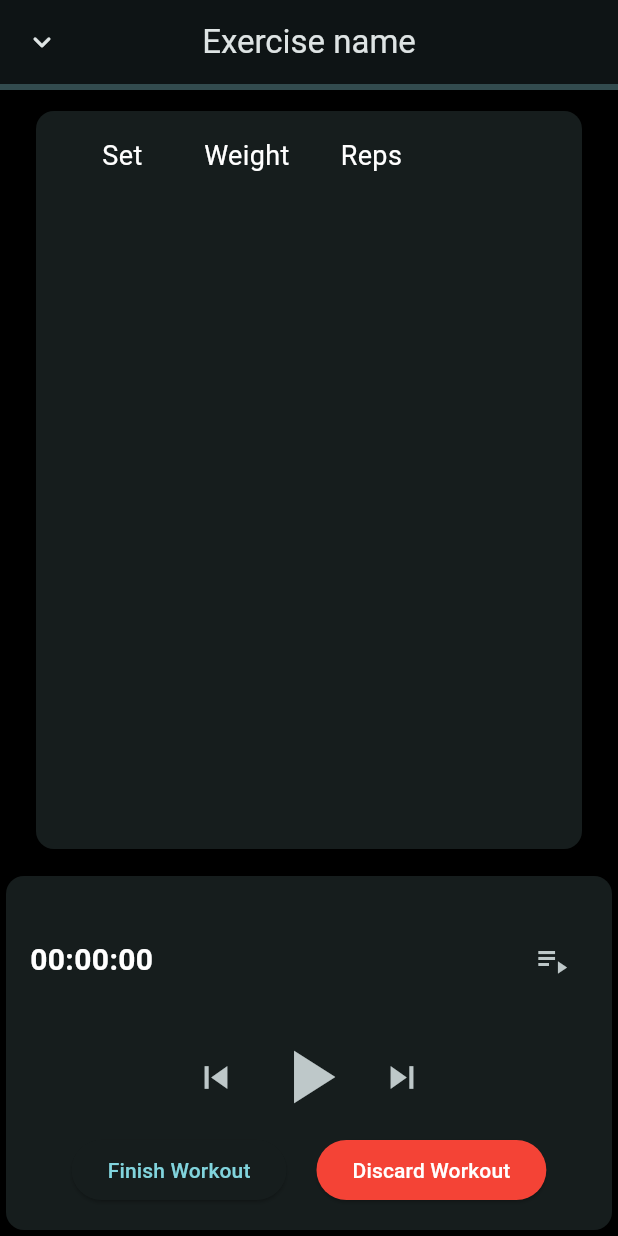
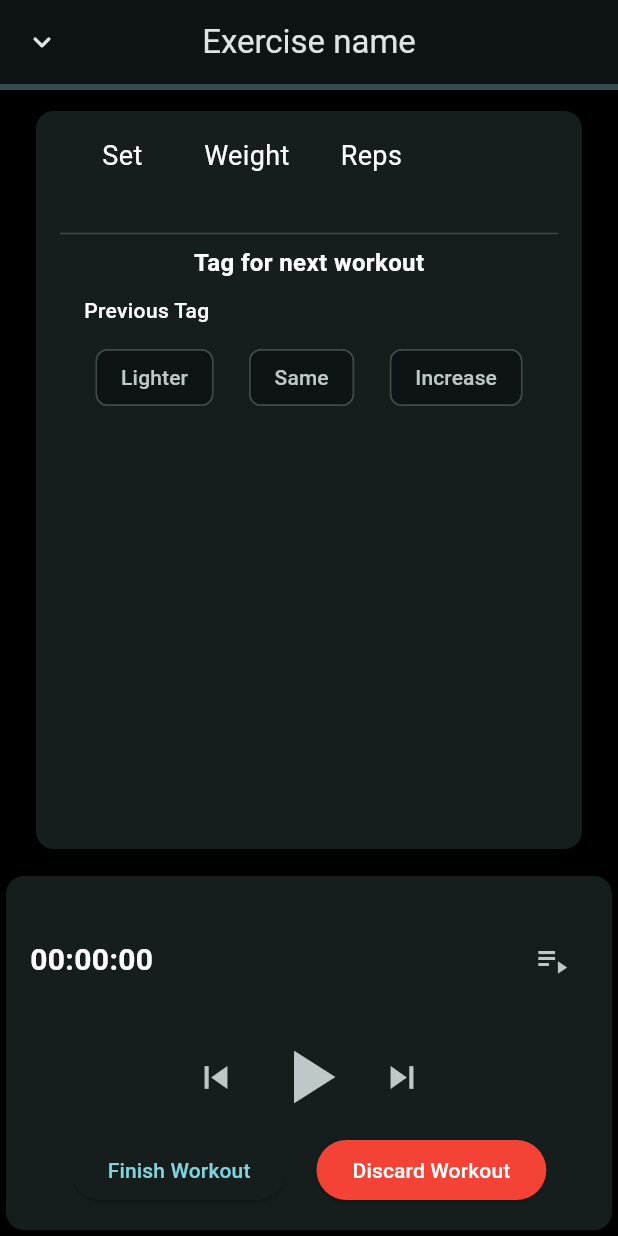
Before and after one commit to najafmohammed/muon-workout-tracker, a Flutter app: the ExpandedMiniPlayer screen opened directly, on a phone screen of 412 x 824 dp. Run offline on Flutter 3.47's test engine with Material 3 defaults, Android fonts, the light colour scheme and no system bars; our stand-ins replace flutter_form_builder, flutter_riverpod, form_builder_validators, isar, table_calendar; accounts and stored records are empty; generated files the repository leaves out were written again; network calls fail; statements that could not run were skipped.

Commit message:
tag workouts

```diff
--- a/lib/database/models/exercise.dart
+++ b/lib/database/models/exercise.dart
@@ -9,7 +9,7 @@ class Exercise {
   late String name;
   @enumerated
   late MuscleGroup muscleGroup;
-  late double increment;
+  late String tag = "Same";
   DateTime? lastRun;
   final exerciseHistory = IsarLinks<ExerciseHistory>();
 }
--- a/lib/database/models/routine_session.dart
+++ b/lib/database/models/routine_session.dart
@@ -7,6 +7,7 @@ class RoutineSession {
   bool isRunning;
   bool isActive;
   double progress;
+  List<String> tag;
   List<Exercise> exercises; // List of exercises in the routine
   List<Routine> routines; // List of exercises in the routine
   Routine routine;
@@ -24,6 +25,7 @@ class RoutineSession {
       this.currentExerciseIndex = 0,
       this.progress = 0.0,
       required this.exerciseSets,
+      required this.tag,
       required this.routines,
       this.exerciseCompletionStatus = const {},
       required this.routine});
@@ -34,6 +36,7 @@ class RoutineSession {
       DateTime? pausedTime,
       bool? isRunning,
       bool? isActive,
+      List<String>? tag,
       double? progress,
       List<Exercise>? exercises, // Update exercises if needed
       List<Routine>? routines, // Update exercises if needed
@@ -47,6 +50,7 @@ class RoutineSession {
       pausedTime: pausedTime ?? this.pausedTime,
       isRunning: isRunning ?? this.isRunning,
       isActive: isActive ?? this.isActive,
+      tag: tag ?? this.tag,
       exercises: exercises ?? this.exercises, // Preserve or update exercises
       currentExerciseIndex: currentExerciseIndex ?? this.currentExerciseIndex,
       exerciseSets: exerciseSets ?? this.exerciseSets,
--- a/lib/database/providers/routine_session_provider.dart
+++ b/lib/database/providers/routine_session_provider.dart
@@ -26,7 +26,6 @@ class RoutineSessionNotifier extends StateNotifier<RoutineSession?> {
   Future<void> start() async {
     final userSettings = ref.read(userSettingsProvider);
     if (userSettings == null) {
-      print('No current split found');
       return;
     }
     // Reset index
@@ -64,6 +63,7 @@ class RoutineSessionNotifier extends StateNotifier<RoutineSession?> {
       isRunning: true,
       isActive: true,
       exercises: exercises,
+      tag: List.generate(exercises.length, (index) => exercises[index].tag),
       exerciseSets: exerciseSetsMap,
       currentExerciseIndex: 0,
       routines: routines, // Add routines to the state
@@ -72,6 +72,9 @@ class RoutineSessionNotifier extends StateNotifier<RoutineSession?> {
     // Start the timer using the TimerProvider
     ref.read(timerProvider.notifier).start();
   }
+
+  String getPrevTag() =>
+      state?.exercises[state!.currentExerciseIndex].tag ?? '';
 
   // Toggle between pause and resume states
   void togglePause() {
@@ -99,12 +102,19 @@ class RoutineSessionNotifier extends StateNotifier<RoutineSession?> {
     if (state != null &&
         state!.currentExerciseIndex < state!.exercises.length - 1) {
       final newIndex = state!.currentExerciseIndex + 1;
-      //reset index for next set
+
+      // Update the tag for the current exercise to "Completed"
+      final updatedTags = List<String>.from(state!.tag);
+      updatedTags[state!.currentExerciseIndex] =
+          state!.tag[state!.currentExerciseIndex];
+
+      // Reset index for next set
       currentSetIndex = 0;
 
       // Update state with the new exercise and its sets
       state = state!.copyWith(
         currentExerciseIndex: newIndex,
+        tag: updatedTags,
       );
     }
   }
@@ -120,8 +130,6 @@ class RoutineSessionNotifier extends StateNotifier<RoutineSession?> {
       state = state!.copyWith(
         currentExerciseIndex: newIndex,
       );
-
-      print('Moved to exercise $newIndex');
     }
   }
 
@@ -211,12 +219,15 @@ class RoutineSessionNotifier extends StateNotifier<RoutineSession?> {
           ..duration = durationSeconds;
 
         // Add exercise histories to the session
+        var i = 0;
         for (var exercise in state!.exerciseSets.keys) {
+          exerciseProv.updateExerciseNoHistory(exercise..tag = state!.tag[i]);
           ExerciseHistory exerciseHistory = ExerciseHistory()
             ..date = DateTime.now()
             ..sets = _convertToExerciseHistorySets(state!.exerciseSets[
                 exercise]!); // Convert current sets to ExerciseSet
 
+          i++;
           sessionEntry.workouts.add(exerciseHistory); // Link to routine
           exerciseProv.addExercise(exercise, exerciseHistory);
         }
@@ -244,6 +255,24 @@ class RoutineSessionNotifier extends StateNotifier<RoutineSession?> {
       }
     }
     return false;
+  }
+
+// RoutineSessionNotifier class continued...
+
+// Method to update the tag for a specific exercise
+  void updateTag(int exerciseIndex, String newTag) {
+    if (state != null &&
+        exerciseIndex >= 0 &&
+        exerciseIndex < state!.tag.length) {
+      // Create a copy of the current tags
+      final updatedTags = List<String>.from(state!.tag);
+
+      // Update the tag for the specific exercise
+      updatedTags[exerciseIndex] = newTag;
+
+      // Update the state with the modified tags
+      state = state!.copyWith(tag: updatedTags);
+    }
   }
 
   Future<void> _updateTotalStats(SessionEntry sessionEntry) async {
@@ -283,7 +312,6 @@ class RoutineSessionNotifier extends StateNotifier<RoutineSession?> {
 
   // Discard the session
   void discardSession() {
-    print('Session discarded');
     ref
         .read(timerProvider.notifier)
         .stop(); // Stop the timer when session is discarded
--- a/lib/shared/expanded_mini_player.dart
+++ b/lib/shared/expanded_mini_player.dart
@@ -16,16 +16,27 @@ class ExpandedMiniPlayer extends ConsumerStatefulWidget {
 }
 
 class _ExpandedMiniPlayerState extends ConsumerState<ExpandedMiniPlayer> {
+  late Map<int, String> selectedTags;
+
+  @override
+  void initState() {
+    super.initState();
+    final routineSession = ref.read(routineSessionProvider);
+    selectedTags = {
+      for (int i = 0; i < (routineSession?.exercises.length ?? 0); i++)
+        i: routineSession?.tag[i] ?? "Same",
+    };
+  }
+
   @override
   Widget build(BuildContext context) {
-    // Read the session state and notifier
     final routineSessionNotifier = ref.watch(routineSessionProvider.notifier);
     final routineSession = ref.watch(routineSessionProvider);
     final currentExercise = routineSessionNotifier.currentExercise;
     final progress = routineSession?.progress ?? 0.0;
-    // Get the sets for the current exercise
     final currentExerciseSets =
         routineSessionNotifier.exerciseSets[currentExercise];
+    final currentIndex = routineSession?.currentExerciseIndex ?? 0;
     return Scaffold(
       appBar: AppBar(
         title: Hero(
@@ -63,7 +74,95 @@ class _ExpandedMiniPlayerState extends ConsumerState<ExpandedMiniPlayer> {
                             ?.map((entry) => entry['set'] as ExerciseSet)
                             .toList() ??
                         [],
-                  )
+                  ),
+                  Column(
+                    children: [
+                      const Divider(),
+                      const Center(
+                        child: Text(
+                          "Tag for next workout",
+                          style: TextStyle(
+                              fontSize: 16, fontWeight: FontWeight.bold),
+                        ),
+                      ),
+                      const SizedBox(height: 10),
+                      // Previous tag display
+                      Row(
+                        mainAxisAlignment: MainAxisAlignment.spaceBetween,
+                        children: [
+                          const Padding(
+                            padding: EdgeInsets.only(left: 16),
+                            child: Text(
+                              "Previous Tag",
+                              style: TextStyle(
+                                  fontSize: 14, fontWeight: FontWeight.w500),
+                            ),
+                          ),
+                          Padding(
+                            padding: const EdgeInsets.only(right: 16),
+                            child: Text(
+                              routineSessionNotifier.getPrevTag(),
+                              style: TextStyle(
+                                fontSize: 14,
+                                fontWeight: FontWeight.bold,
+                                color: _getTagColor(
+                                    routineSessionNotifier.getPrevTag()),
+                              ),
+                            ),
+                          ),
+                        ],
+                      ),
+                      const SizedBox(height: 10),
+                      // Next tag selection
+                      Row(
+                        mainAxisAlignment: MainAxisAlignment.spaceEvenly,
+                        children: [
+                          ChoiceChip(
+                            label: const Text('Lighter'),
+                            selected: selectedTags[currentIndex] == 'Lighter',
+                            onSelected: (bool isSelected) {
+                              setState(() {
+                                selectedTags[currentIndex] = isSelected
+                                    ? 'Lighter'
+                                    : selectedTags[currentIndex] ?? "Same";
+                                routineSessionNotifier.updateTag(
+                                    currentIndex, selectedTags[currentIndex]!);
+                              });
+                            },
+                            selectedColor: Colors.red[600],
+                          ),
+                          ChoiceChip(
+                            label: const Text('Same'),
+                            selected: selectedTags[currentIndex] == 'Same',
+                            onSelected: (bool isSelected) {
+                              setState(() {
+                                selectedTags[currentIndex] = isSelected
+                                    ? 'Same'
+                                    : selectedTags[currentIndex] ?? "Same";
+                                routineSessionNotifier.updateTag(
+                                    currentIndex, selectedTags[currentIndex]!);
+                              });
+                            },
+                            selectedColor: Colors.blue[600],
+                          ),
+                          ChoiceChip(
+                            label: const Text('Increase'),
+                            selected: selectedTags[currentIndex] == 'Increase',
+                            onSelected: (bool isSelected) {
+                              setState(() {
+                                selectedTags[currentIndex] = isSelected
+                                    ? 'Increase'
+                                    : selectedTags[currentIndex] ?? "Same";
+                                routineSessionNotifier.updateTag(
+                                    currentIndex, selectedTags[currentIndex]!);
+                              });
+                            },
+                            selectedColor: Colors.green[600],
+                          ),
+                        ],
+                      ),
+                    ],
+                  ),
                 ],
               ),
             ),
@@ -105,6 +204,19 @@ class _ExpandedMiniPlayerState extends ConsumerState<ExpandedMiniPlayer> {
         ],
       ),
     );
+  }
+}
+
+Color _getTagColor(String tag) {
+  switch (tag) {
+    case 'Lighter':
+      return Colors.red[600]!;
+    case 'Same':
+      return Colors.blue[600]!;
+    case 'Increase':
+      return Colors.green[600]!;
+    default:
+      return Colors.grey; // Fallback color if the tag doesn't match
   }
 }
 
```
Also changed, not shown: lib/database/repository/exercise_repository.dart (+13 -0 lines), lib/screens/exercise_form.dart (+0 -20 lines), lib/database/models/exercise.g.dart.
